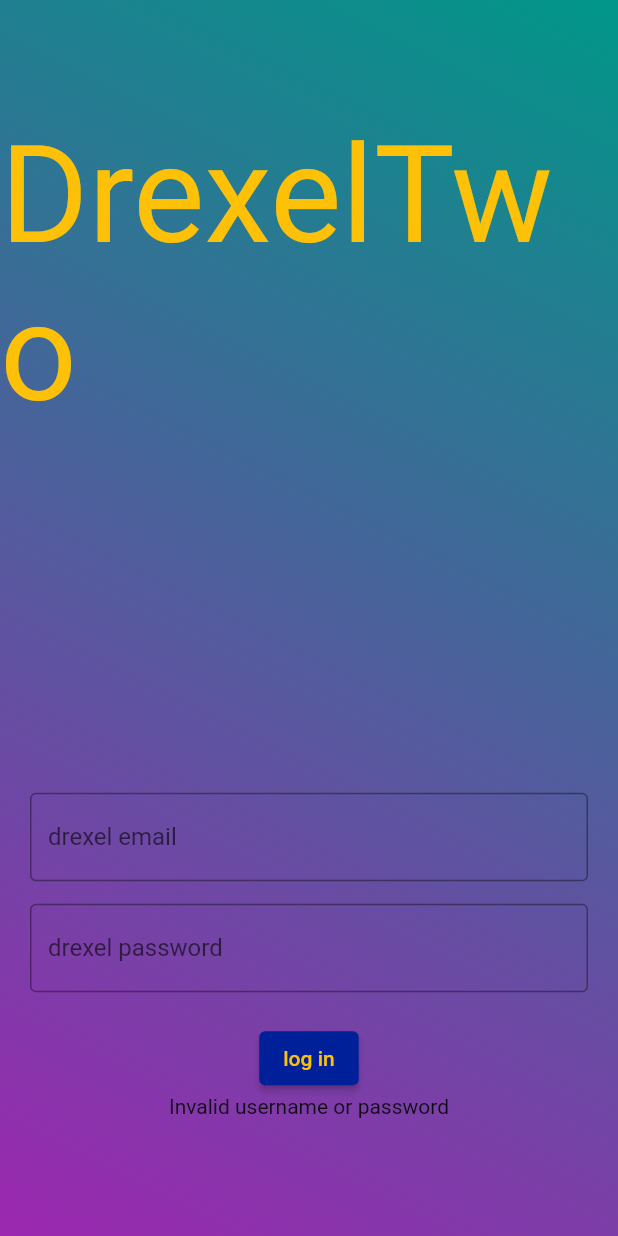
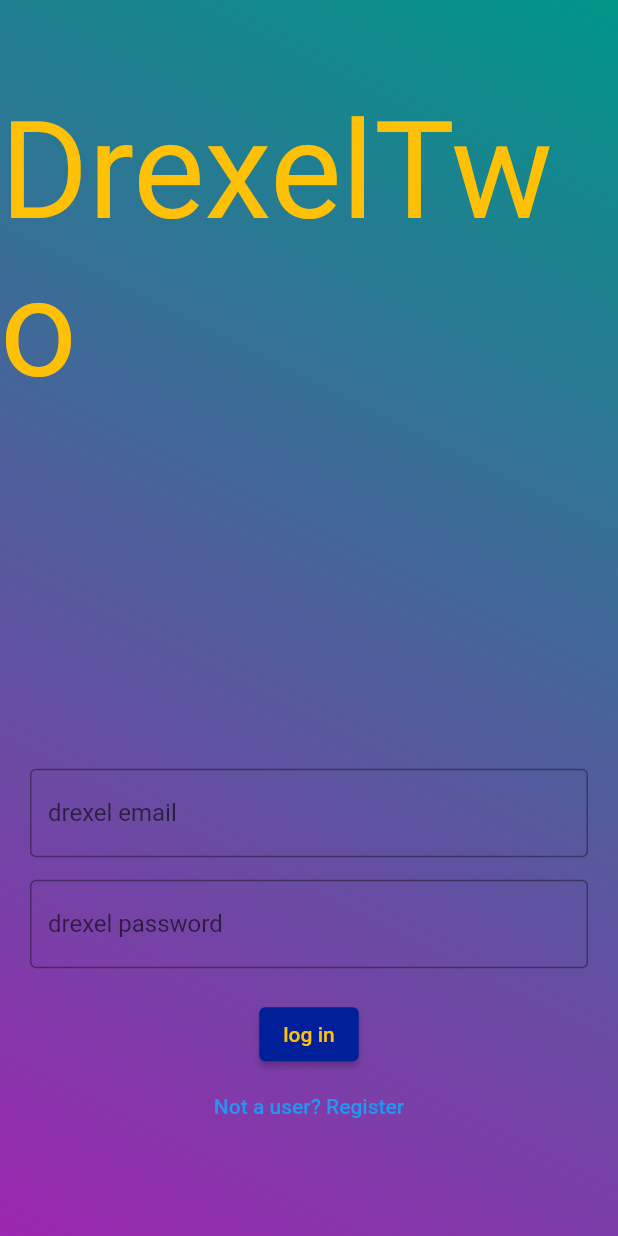
Before and after one commit to rithvik1121/DrexelTwo, a Flutter app: the screen it shows after launch, after a tap on "log in", on a phone screen of 412 x 824 dp. Run offline on Flutter 3.47's test engine with Material 2 defaults, Android fonts, the phone set to English and light mode, and no system bars; our stand-ins replace firebase_auth, firebase_core; missing offline and left inert: dart:html; accounts and stored records are empty; network calls fail.

Commit message:
Update login.dart

```diff
--- a/lib/login.dart
+++ b/lib/login.dart
@@ -1,12 +1,9 @@
-import 'dart:convert';
-import 'package:drexeltwo/home.dart';
+//import 'dart:convert';
 import 'package:flutter/material.dart';
 import 'package:firebase_auth/firebase_auth.dart';
-import 'package:cloud_firestore/cloud_firestore.dart';
-import 'package:flutter/services.dart';
+import 'package:drexeltwo/registerui.dart';
 
 final FirebaseAuth auth = FirebaseAuth.instance;
-final FirebaseFirestore _firestore = FirebaseFirestore.instance;
 
 class LoginPage extends StatefulWidget {
   const LoginPage({Key? key}) : super(key: key);
@@ -21,33 +18,20 @@
   TextEditingController username = TextEditingController();
   TextEditingController password = TextEditingController();
   //List _users = [];
-  bool isValidUser = false;
 
-  //add user to firebase database
-  void register() async {
+//login using firebase
+  void login() async {
     try {
-      final UserCredential regcred = (await auth.createUserWithEmailAndPassword(
-          email: username.text, password: password.text));
-
-      _firestore.collection('users').doc(regcred.user!.uid).set({
-        'email': username.text,
-        'followers': [],
-        'following': [],
-        'bio': ''
-      });
+      await auth.signInWithEmailAndPassword(
+          email: username.text, password: password.text);
     } catch (e) {
       print(e.toString());
     }
   }
 
-//login using firebase
-  Future<void> login() async {
-    try {
-      await auth.signInWithEmailAndPassword(
-          email: username.text, password: password.text);
-    } catch (e) {
-      print('bruh');
-    }
+  Widget showErr() {
+    return const Scaffold(
+        body: SnackBar(content: Text("Something went wrong, try again")));
   }
 
   //legacy: original login in functionality contained in login() function.
@@ -125,16 +109,22 @@
           ),
           const SizedBox(height: 20.0),
           ElevatedButton(
-            onPressed: () => register(),
+            onPressed: () => login(),
             child: const Text("log in"),
             style: ButtonStyle(
                 backgroundColor:
                     MaterialStateProperty.all(const Color(0xFF002099)),
                 foregroundColor: MaterialStateProperty.all(Colors.amber)),
           ),
-          isValidUser
-              ? const Text("Welcome!")
-              : const Text("Invalid username or password")
+          TextButton(
+            onPressed: () {
+              Navigator.push(
+                context,
+                MaterialPageRoute(builder: (context) => const RegisterUI()),
+              );
+            },
+            child: const Text("Not a user? Register"),
+          )
         ],
       ),
     ));
```
